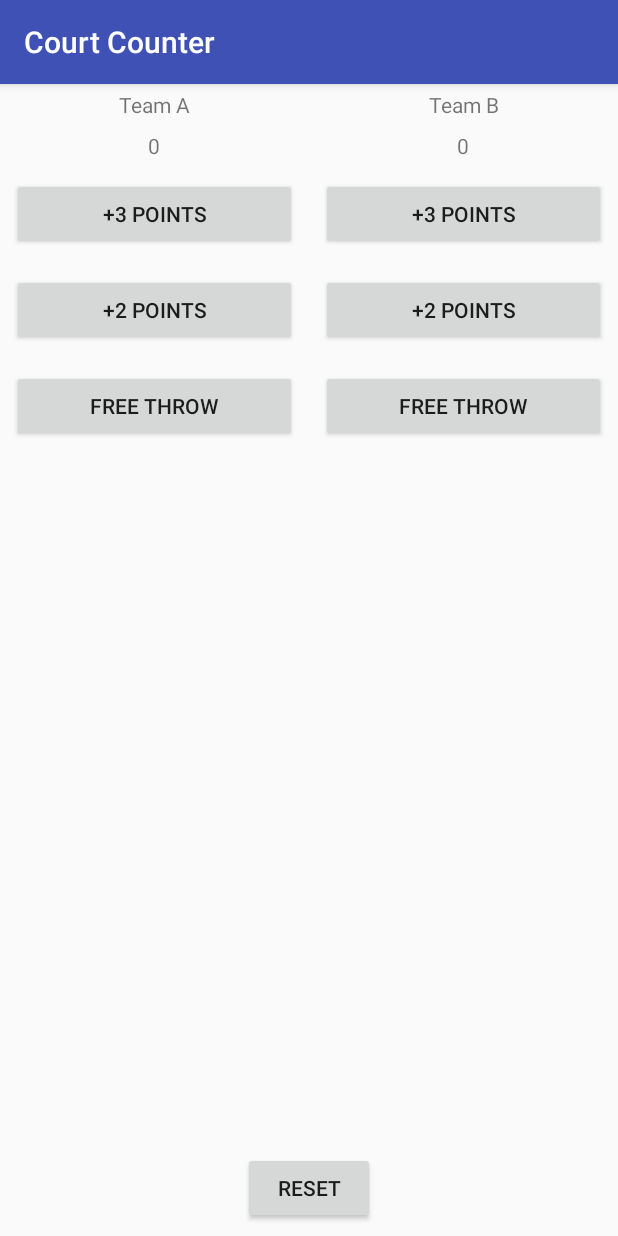
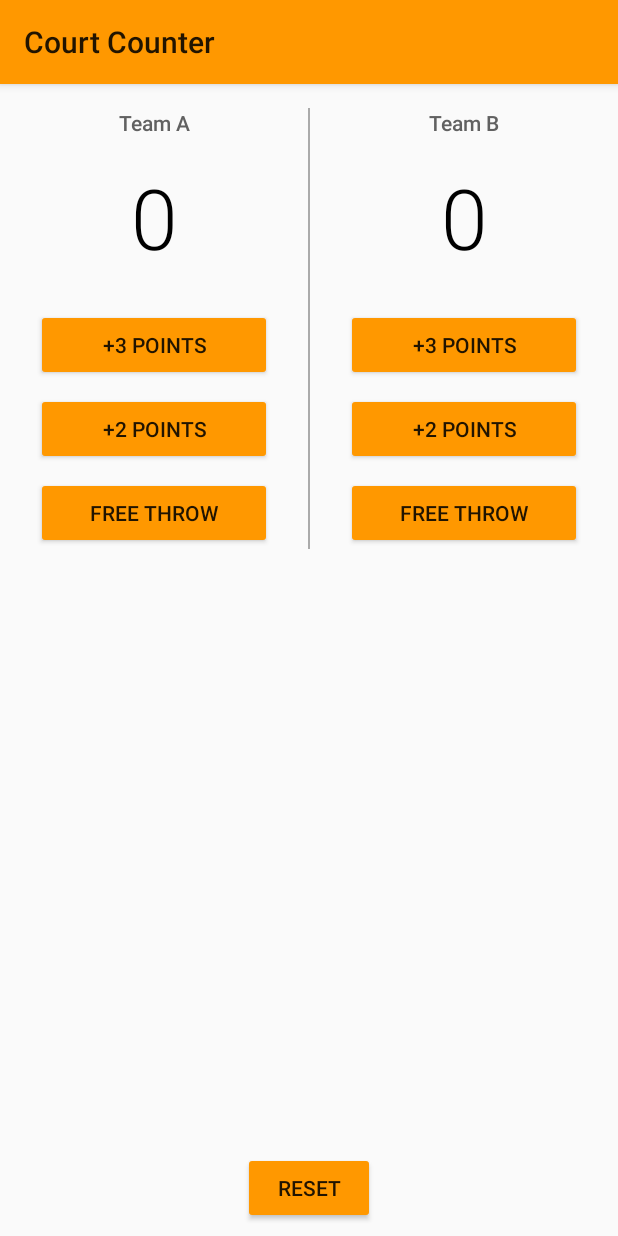
Before and after one commit to b-tuttle/CourtCounter, an Android app: the screen it shows after launch (MainActivity), on a phone screen of 412 x 824 dp. Run offline under Robolectric (Android 15) with nearby library versions, the phone set to English and light mode, and no system bars.

Commit message:
Change styles.xml to new theme. Adjust appearance throughout

```diff
--- a/app/src/main/res/layout/activity_main.xml
+++ b/app/src/main/res/layout/activity_main.xml
@@ -17,7 +17,70 @@
 
     <LinearLayout
         android:layout_width="match_parent"
-        android:layout_height="wrap_content">
+        android:layout_height="wrap_content"
+        android:orientation="horizontal">
+
+        <LinearLayout
+            android:layout_width="0dp"
+            android:layout_height="wrap_content"
+            android:layout_weight="1"
+            android:orientation="vertical">
+
+            <TextView
+                android:layout_width="match_parent"
+                android:layout_height="wrap_content"
+                android:layout_marginBottom="16dp"
+                android:layout_marginTop="16dp"
+                android:fontFamily="sans-serif-medium"
+                android:gravity="center"
+                android:text="Team A"
+                android:textColor="#616161"
+                android:textSize="14sp" />
+
+            <TextView
+                android:id="@+id/team_a_score"
+                android:layout_width="match_parent"
+                android:layout_height="wrap_content"
+                android:layout_marginBottom="24dp"
+                android:fontFamily="sans-serif-light"
+                android:gravity="center"
+                android:text="0"
+                android:textColor="#000000"
+                android:textSize="56sp" />
+
+            <Button
+                android:layout_width="match_parent"
+                android:layout_height="wrap_content"
+                android:layout_marginBottom="8dp"
+                android:layout_marginLeft="24dp"
+                android:layout_marginRight="24dp"
+                android:onClick="threePointerA"
+                android:text="+3 Points" />
+
+            <Button
+                android:layout_width="match_parent"
+                android:layout_height="wrap_content"
+                android:layout_marginBottom="8dp"
+                android:layout_marginLeft="24dp"
+                android:layout_marginRight="24dp"
+                android:onClick="twoPointerA"
+                android:text="+2 Points" />
+
+            <Button
+                android:layout_width="match_parent"
+                android:layout_height="wrap_content"
+                android:layout_marginLeft="24dp"
+                android:layout_marginRight="24dp"
+                android:onClick="freeThrowA"
+                android:text="Free throw" />
+        </LinearLayout>
+
+        <View
+            android:layout_width="1dp"
+            android:layout_height="match_parent"
+            android:layout_centerHorizontal="true"
+            android:layout_marginTop="16dp"
+            android:background="@android:color/darker_gray" />
 
         <LinearLayout
             android:layout_width="0dp"
@@ -28,79 +91,48 @@
             <TextView
                 android:layout_width="match_parent"
                 android:layout_height="wrap_content"
+                android:layout_marginBottom="16dp"
+                android:layout_marginTop="16dp"
+                android:fontFamily="sans-serif-medium"
                 android:gravity="center"
-                android:padding="4dp"
-                android:text="Team A" />
-
-            <TextView
-                android:id="@+id/team_a_score"
-                android:layout_width="match_parent"
-                android:layout_height="wrap_content"
-                android:gravity="center"
-                android:padding="4dp"
-                android:text="0" />
-
-            <Button
-                android:layout_width="match_parent"
-                android:layout_height="wrap_content"
-                android:layout_margin="8dp"
-                android:onClick="threePointerA"
-                android:text="+3 Points" />
-
-            <Button
-                android:layout_width="match_parent"
-                android:layout_height="wrap_content"
-                android:layout_margin="8dp"
-                android:onClick="twoPointerA"
-                android:text="+2 Points" />
-
-            <Button
-                android:layout_width="match_parent"
-                android:layout_height="wrap_content"
-                android:layout_margin="8dp"
-                android:onClick="freeThrowA"
-                android:text="Free throw" />
-        </LinearLayout>
-
-        <LinearLayout
-            android:layout_width="0dp"
-            android:layout_height="match_parent"
-            android:layout_weight="1"
-            android:orientation="vertical">
-
-            <TextView
-                android:layout_width="match_parent"
-                android:layout_height="wrap_content"
-                android:gravity="center"
-                android:padding="4dp"
-                android:text="Team B" />
+                android:text="Team B"
+                android:textColor="#616161"
+                android:textSize="14sp" />
 
             <TextView
                 android:id="@+id/team_b_score"
                 android:layout_width="match_parent"
                 android:layout_height="wrap_content"
+                android:layout_marginBottom="24dp"
+                android:fontFamily="sans-serif-light"
                 android:gravity="center"
-                android:padding="4dp"
-                android:text="0" />
+                android:text="0"
+                android:textColor="#000000"
+                android:textSize="56sp" />
 
             <Button
                 android:layout_width="match_parent"
                 android:layout_height="wrap_content"
-                android:layout_margin="8dp"
+                android:layout_marginBottom="8dp"
+                android:layout_marginLeft="24dp"
+                android:layout_marginRight="24dp"
                 android:onClick="threePointerB"
                 android:text="+3 Points" />
 
             <Button
                 android:layout_width="match_parent"
                 android:layout_height="wrap_content"
-                android:layout_margin="8dp"
+                android:layout_marginBottom="8dp"
+                android:layout_marginLeft="24dp"
+                android:layout_marginRight="24dp"
                 android:onClick="twoPointerB"
                 android:text="+2 Points" />
 
             <Button
                 android:layout_width="match_parent"
                 android:layout_height="wrap_content"
-                android:layout_margin="8dp"
+                android:layout_marginLeft="24dp"
+                android:layout_marginRight="24dp"
                 android:onClick="freeThrowB"
                 android:text="Free throw" />
         </LinearLayout>
--- a/app/src/main/res/values/styles.xml
+++ b/app/src/main/res/values/styles.xml
@@ -1,11 +1,9 @@
 <resources>
-
     <!-- Base application theme. -->
-    <style name="AppTheme" parent="Theme.AppCompat.Light.DarkActionBar">
-        <!-- Customize your theme here. -->
-        <item name="colorPrimary">@color/colorPrimary</item>
-        <item name="colorPrimaryDark">@color/colorPrimaryDark</item>
-        <item name="colorAccent">@color/colorAccent</item>
+    <style name="AppTheme" parent="Theme.AppCompat.Light">
+        <!-- Primary theme color of the app (sets background color of app bar) -->
+        <item name="colorPrimary">#FF9800</item>
+        <!-- Background color of buttons in the app -->
+        <item name="colorButtonNormal">#FF9800</item>
     </style>
-
 </resources>
```
